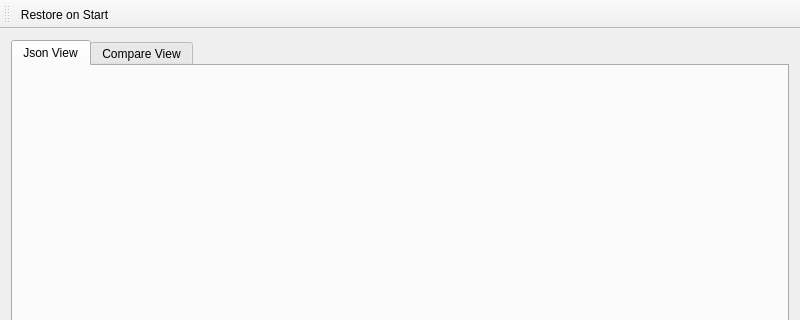
Before: the Qt Designer form mainwindow.ui in coozoo/qtjsondiff, drawn with Qt 5; both pictures show x 0 to 800 and y 0 to 320 of the 800 by 600 pixel window.
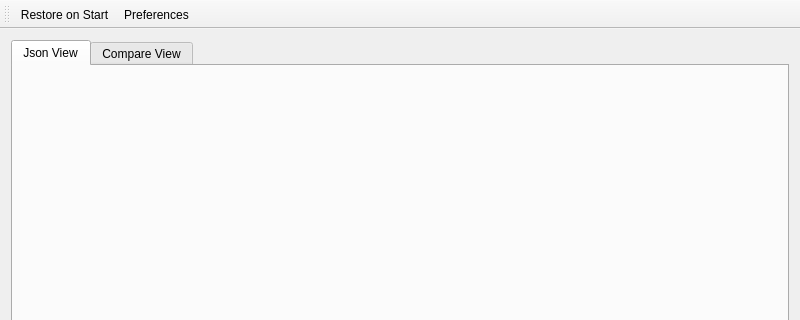
After: the same form once the commit is applied.

Commit message: basic color preferences and color handling changed to avoid copying QColor objects in favor of passing enums

Patch:
```diff
--- a/mainwindow.ui
+++ b/mainwindow.ui
@@ -58,6 +58,7 @@
     <bool>false</bool>
    </attribute>
    <addaction name="openLast_action"/>
+   <addaction name="actionPreferences"/>
   </widget>
   <widget class="QStatusBar" name="statusBar"/>
   <action name="openLast_action">
@@ -71,6 +72,11 @@
     <string>Open last state on application start</string>
    </property>
   </action>
+  <action name="actionPreferences">
+   <property name="text">
+    <string>Preferences</string>
+   </property>
+  </action>
  </widget>
  <layoutdefault spacing="6" margin="11"/>
  <resources/>
```
Left out of the diff: 2 changed lines with no effect on the pictures. The commit also changes 13 other files.
